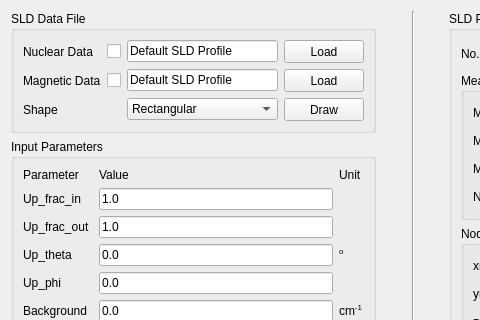
This is src/sas/qtgui/Calculators/UI/GenericScatteringCalculator.ui in SasView/sasview as Qt 5 draws it before an edit; both pictures show x 0 to 480 and y 0 to 320 of the 716 by 625 pixel window. The edited form follows.
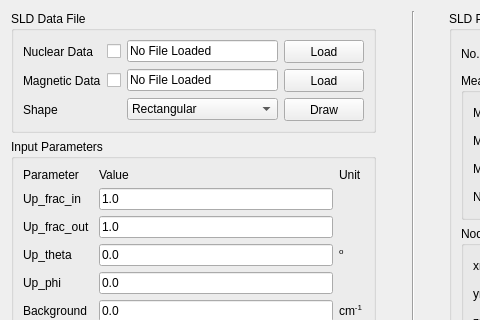
This is the edited form. Icons and pictures are not drawn.

Commit message: updated the onReset() function to work withthe new GUI

Diff of the .ui file:
```diff
--- a/src/sas/qtgui/Calculators/UI/GenericScatteringCalculator.ui
+++ b/src/sas/qtgui/Calculators/UI/GenericScatteringCalculator.ui
@@ -97,7 +97,7 @@
            <string>Display name of loaded datafile.</string>
           </property>
           <property name="text">
-           <string>Default SLD Profile</string>
+           <string>No File Loaded</string>
           </property>
          </widget>
         </item>
@@ -179,7 +179,7 @@
            <string>Display name of loaded datafile.</string>
           </property>
           <property name="text">
-           <string>Default SLD Profile</string>
+           <string>No File Loaded</string>
           </property>
          </widget>
         </item>
```
The commit also changes 1 other file.
